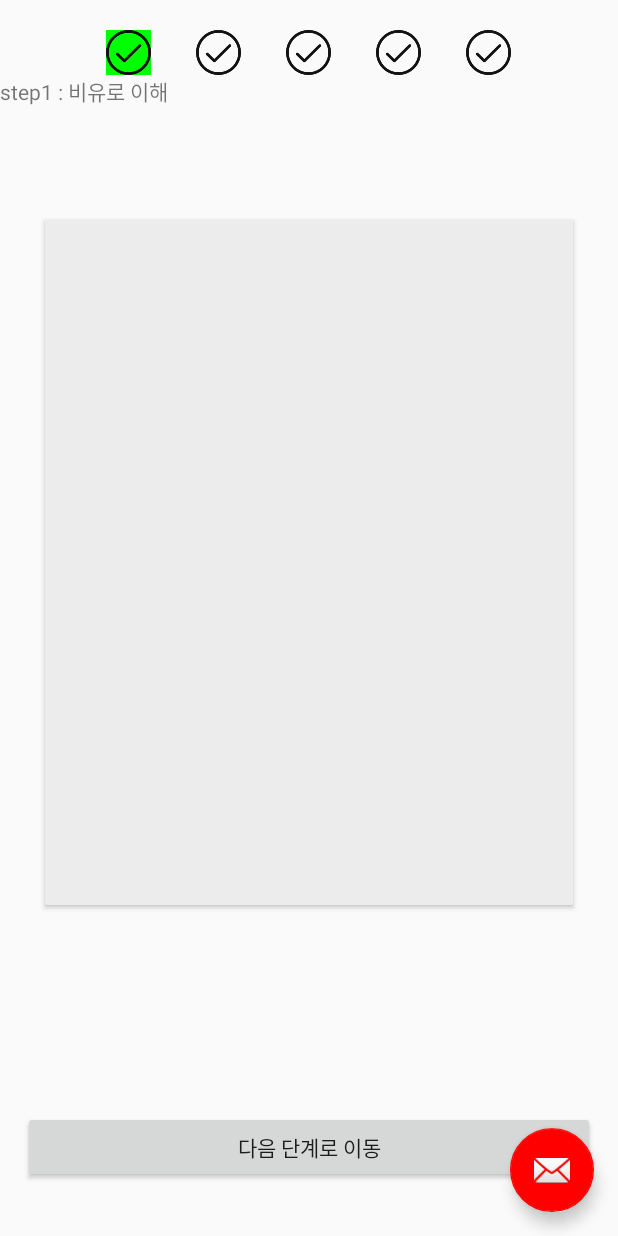
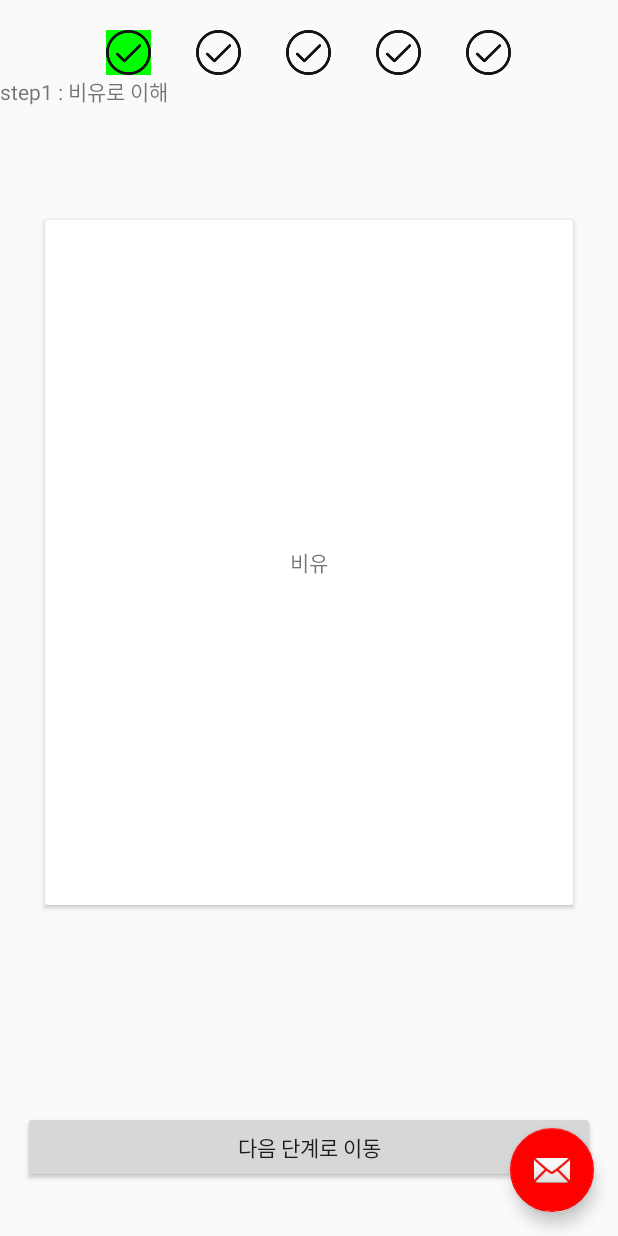
Before and after one commit to garyGitgit/CodingStarter, an Android app: the Course1Step1Fragment screen opened directly, with no data from a screen before it, on a phone screen of 412 x 824 dp. Run offline under Robolectric (Android 15) with nearby library versions, the light colour scheme and no system bars.

Commit message:
update course1step1.xml

```diff
--- a/app/src/main/res/layout/fragment_course1_step1.xml
+++ b/app/src/main/res/layout/fragment_course1_step1.xml
@@ -23,14 +23,14 @@
         android:layout_width="match_parent"
         android:layout_height="0dp"
         android:layout_weight="10"
-        android:layout_margin="30dp">
+        android:layout_margin="30dp"
+        android:background="@color/light_gray">
 
-
-        <ImageView
-            android:id="@+id/image"
-            android:layout_width="match_parent"
-            android:layout_height="match_parent"
-            android:background="@color/light_gray" />
+        <TextView
+            android:layout_width="wrap_content"
+            android:layout_height="wrap_content"
+            android:layout_gravity="center"
+            android:text="비유"/>
 
     </android.support.v7.widget.CardView>
 
```
